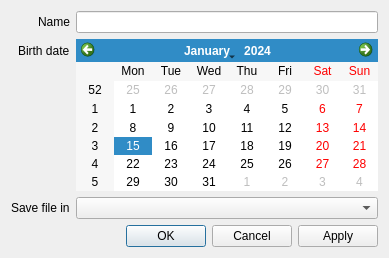
Before: the Qt Designer form src/qbirthday/ui/add.ui in lafrech/qbirthday, drawn with Qt 5.
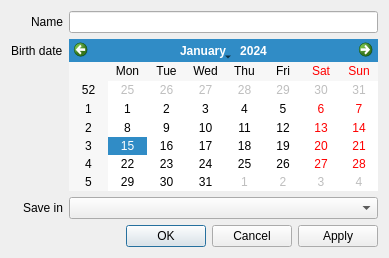
After: the same form once the commit is applied.

The edit to the form file:
```diff
--- a/src/qbirthday/ui/add.ui
+++ b/src/qbirthday/ui/add.ui
@@ -49,7 +49,7 @@
      <item row="3" column="0">
       <widget class="QLabel" name="saveLabel">
        <property name="text">
-        <string>Save file in</string>
+        <string>Save in</string>
        </property>
       </widget>
      </item>
```
